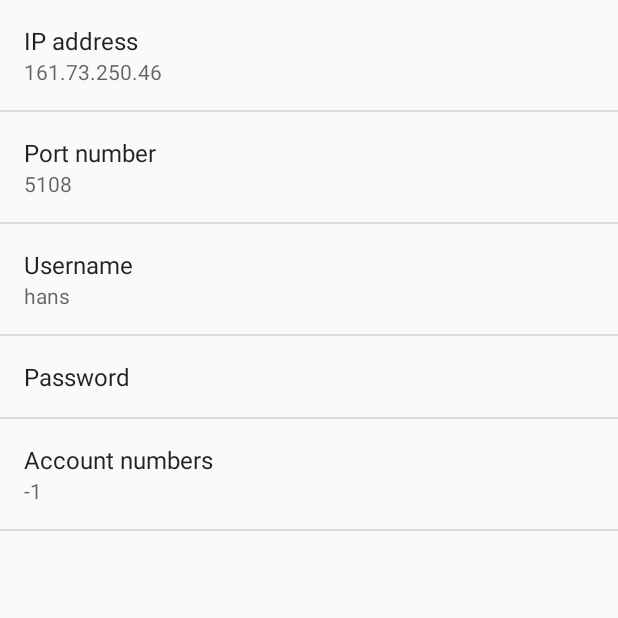
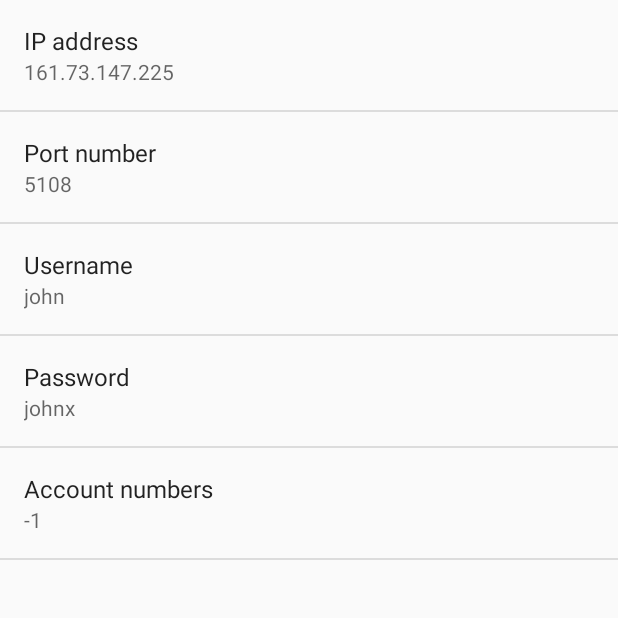
Before and after one commit to hanshenrik/dbank-client, an Android app: the SettingsActivity screen opened directly, with no data from a screen before it, on a phone screen of 412 x 824 dp, the top half of it. Run offline under Robolectric (Android 15) with nearby library versions, the phone set to English and light mode, and no system bars.

Commit message:
set default username and password

```diff
--- a/app/src/main/res/values/strings_activity_settings.xml
+++ b/app/src/main/res/values/strings_activity_settings.xml
@@ -4,7 +4,7 @@
 
     <string name="pref_key_ip">pref_ip</string>
     <string name="pref_title_ip">IP address</string>
-    <string name="pref_default_ip">161.73.250.46</string>
+    <string name="pref_default_ip">161.73.147.225</string>
 
     <string name="pref_key_port">pref_port</string>
     <string name="pref_title_port">Port number</string>
@@ -12,20 +12,19 @@
 
     <string name="pref_key_username">pref_username</string>
     <string name="pref_title_username">Username</string>
-    <string name="pref_default_username">hans</string>
+    <string name="pref_default_username">john</string>
 
     <string name="pref_key_password">pref_password</string>
     <string name="pref_title_password">Password</string>
+    <string name="pref_default_password">johnx</string>
 
     <string name="pref_key_account_numbers">pref_account_numbers</string>
     <string name="pref_title_account_numbers">Account numbers</string>
     <string-array name="pref_account_numbers_list_titles">
         <item>1111.11.11111</item>
         <item>2222.22.22222</item>
-        <item>3333.33.33333</item>
     </string-array>
     <string-array name="pref_account_numbers_list_values">
-        <item>0</item>
         <item>1</item>
         <item>2</item>
     </string-array>
--- a/app/src/main/res/xml/pref_general.xml
+++ b/app/src/main/res/xml/pref_general.xml
@@ -27,6 +27,7 @@
     <EditTextPreference
         android:key="@string/pref_key_password"
         android:title="@string/pref_title_password"
+        android:defaultValue="@string/pref_default_password"
         android:inputType="textPassword" />
 
     <!-- TODO: possible to add account numbers -->
```
